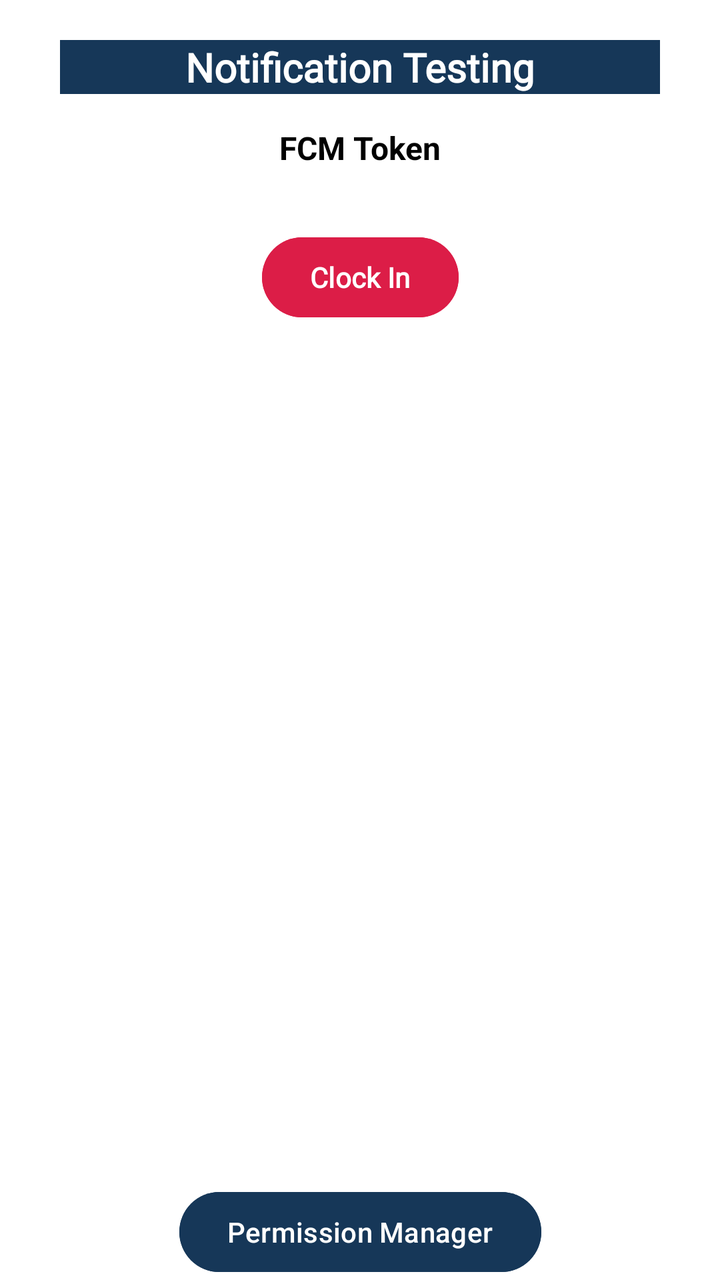
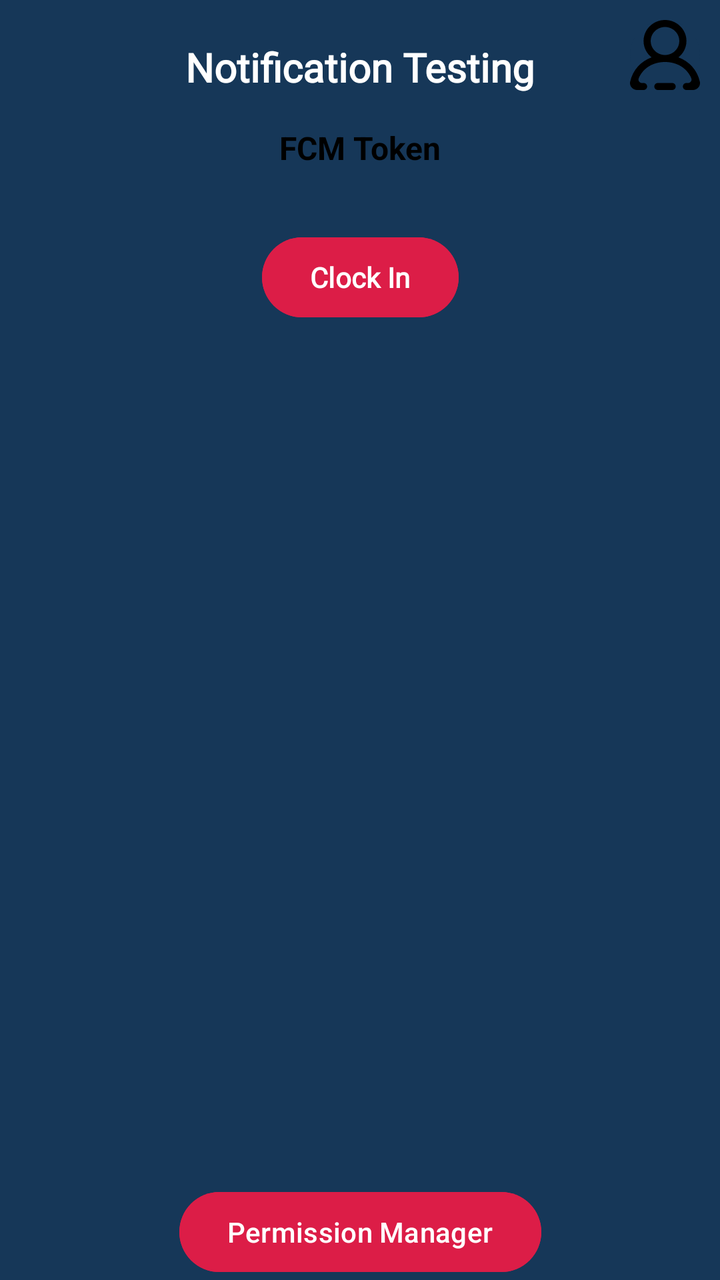

Two renders of the same Android screen: before a commit and after it. Below are the layout's source before the change and the commit's diff.
<!-- AndroidManifest.xml: application theme Theme.EmployeeManagement -->
<!-- res/layout/activity_main.xml -->
<?xml version="1.0" encoding="utf-8"?>
<androidx.constraintlayout.widget.ConstraintLayout
    xmlns:android="http://schemas.android.com/apk/res/android"
    xmlns:app="http://schemas.android.com/apk/res-auto"
    xmlns:tools="http://schemas.android.com/tools"
    android:id="@+id/main"
    android:layout_width="match_parent"
    android:layout_height="match_parent"
    android:background="@color/white"
    tools:context=".Activities.MainActivity">

    
    <androidx.constraintlayout.widget.ConstraintLayout
        android:id="@+id/cl_header"
        android:layout_width="match_parent"
        android:layout_height="match_parent"
        app:layout_constraintTop_toTopOf="parent"
        app:layout_constraintLeft_toLeftOf="parent"
        app:layout_constraintRight_toRightOf="parent">

        
        <TextView
            android:id="@+id/heading"
            android:layout_width="300dp"
            android:textAlignment="center"
            android:layout_height="wrap_content"
            android:fontFamily="@font/nexaregular"
            android:text="@string/notification_testing"
            android:textStyle="bold"
            android:textSize="20sp"
            android:textColor="@color/white"
            android:background="@color/jeebly_blue"
            android:layout_marginTop="20dp"
            app:layout_constraintEnd_toEndOf="parent"
            app:layout_constraintStart_toStartOf="parent"
            app:layout_constraintTop_toTopOf="parent" />

        
        <TextView
            android:id="@+id/tv_fcm_label"
            android:layout_width="wrap_content"
            android:layout_height="wrap_content"
            android:text="FCM Token"
            android:textSize="16sp"
            android:textStyle="bold"
            android:textColor="@color/black"
            android:layout_marginTop="16dp"
            app:layout_constraintTop_toBottomOf="@id/heading"
            app:layout_constraintStart_toStartOf="parent"
            app:layout_constraintEnd_toEndOf="parent" />


        <Button
            android:id="@+id/btn_clockIn"
            android:layout_width="wrap_content"
            android:layout_height="wrap_content"
            android:backgroundTint="@color/jeebly_red"
            android:fontFamily="@font/nexaregular"
            android:text="@string/clock_in"
            android:layout_marginTop="30dp"
            android:textStyle="bold"
            app:layout_constraintTop_toBottomOf="@id/tv_fcm_label"
            app:layout_constraintStart_toStartOf="parent"
            app:layout_constraintEnd_toEndOf="parent"
            />
        <Button
            android:id="@+id/btn_clockOut"
            android:layout_width="wrap_content"
            android:layout_height="wrap_content"
            android:backgroundTint="@color/jeebly_red"
            android:fontFamily="@font/nexaregular"
            android:text="@string/clock_out"
            android:layout_marginTop="30dp"
            android:textStyle="bold"
            android:visibility="gone"
            app:layout_constraintTop_toBottomOf="@id/tv_fcm_label"
            app:layout_constraintStart_toStartOf="parent"
            app:layout_constraintEnd_toEndOf="parent"
            />



        <Button
            android:id="@+id/btn_permission_manager"
            android:layout_width="wrap_content"
            android:layout_height="wrap_content"
            android:text="@string/permission_manager"
            android:backgroundTint="@color/jeebly_blue"
            android:textColor="@color/white"
            app:layout_constraintBottom_toBottomOf="parent"
            app:layout_constraintStart_toStartOf="parent"
            app:layout_constraintEnd_toEndOf="parent"
            />

    </androidx.constraintlayout.widget.ConstraintLayout>




</androidx.constraintlayout.widget.ConstraintLayout>
<!-- resources referenced by this layout -->
<resources>
  <color name="black">#FF000000</color>
  <color name="jeebly_blue">#163758</color>
  <color name="jeebly_red">#DC1D47</color>
  <color name="white">#FFFFFFFF</color>
  <string name="clock_in">Clock In</string>
  <string name="clock_out">Clock Out</string>
  <string name="notification_testing">Notification Testing</string>
  <string name="permission_manager">  Permission Manager  </string>
  <style name="Theme.EmployeeManagement" parent="Base.Theme.EmployeeManagement" />
  <style name="Base.Theme.EmployeeManagement" parent="Theme.Material3.DayNight.NoActionBar">
          
          
      </style>
</resources>

<!-- the commit's change to res/layout/activity_main.xml (unified diff, before → after) -->
@@ -6,7 +6,7 @@
     android:id="@+id/main"
     android:layout_width="match_parent"
     android:layout_height="match_parent"
-    android:background="@color/white"
+    android:background="@color/jeebly_blue"
     tools:context=".Activities.MainActivity">
 
     
@@ -21,7 +21,7 @@
         
         <TextView
             android:id="@+id/heading"
-            android:layout_width="300dp"
+            android:layout_width="wrap_content"
             android:textAlignment="center"
             android:layout_height="wrap_content"
             android:fontFamily="@font/nexaregular"
@@ -29,11 +29,34 @@
             android:textStyle="bold"
             android:textSize="20sp"
             android:textColor="@color/white"
-            android:background="@color/jeebly_blue"
             android:layout_marginTop="20dp"
             app:layout_constraintEnd_toEndOf="parent"
             app:layout_constraintStart_toStartOf="parent"
             app:layout_constraintTop_toTopOf="parent" />
+
+        <ImageButton
+            android:id="@+id/btn_profileImage"
+            android:layout_width="35dp"
+            android:layout_height="35dp"
+            android:scaleType="centerInside"
+            android:layout_margin="10dp"
+            android:background="@drawable/rating_circle"
+            app:layout_constraintTop_toTopOf="parent"
+            app:layout_constraintEnd_toEndOf="parent"
+            android:src="@drawable/profile_round_1346_svgrepo_com"
+            />
+
+
+
+
+
+
+
+
+
+
+
+
 
         
         <TextView
@@ -80,12 +103,14 @@
 
 
 
+
+
         <Button
             android:id="@+id/btn_permission_manager"
             android:layout_width="wrap_content"
             android:layout_height="wrap_content"
             android:text="@string/permission_manager"
-            android:backgroundTint="@color/jeebly_blue"
+            android:backgroundTint="@color/jeebly_red"
             android:textColor="@color/white"
             app:layout_constraintBottom_toBottomOf="parent"
             app:layout_constraintStart_toStartOf="parent"
<!-- resource entries referenced after the edit -->
@@ -4,6 +4,27 @@
   <color name="jeebly_blue">#163758</color>
   <color name="jeebly_red">#DC1D47</color>
   <color name="white">#FFFFFFFF</color>
+  <!-- drawable profile_round_1346_svgrepo_com (drawable) -->
+  <vector xmlns:android="http://schemas.android.com/apk/res/android"
+      android:width="800dp"
+      android:height="800dp"
+      android:viewportWidth="20"
+      android:viewportHeight="20">
+    <path
+        android:pathData="M14.083,6C14.083,3.794 12.252,2 10,2C7.748,2 5.917,3.794 5.917,6C5.917,8.206 7.748,10 10,10C12.252,10 14.083,8.206 14.083,6M17.946,20L16.125,20C15.561,20 15.104,19.552 15.104,19C15.104,18.448 15.561,18 16.125,18L16.563,18C17.269,18 17.791,17.303 17.523,16.662C16.287,13.698 13.384,12 10,12C6.616,12 3.713,13.698 2.477,16.662C2.209,17.303 2.731,18 3.437,18L3.875,18C4.439,18 4.896,18.448 4.896,19C4.896,19.552 4.439,20 3.875,20L2.054,20C0.778,20 -0.226,18.857 0.044,17.636C0.787,14.277 3.108,11.798 6.164,10.673C4.77,9.574 3.875,7.89 3.875,6C3.875,2.449 7.023,-0.381 10.734,0.042C13.423,0.348 15.65,2.447 16.053,5.07C16.4,7.331 15.456,9.396 13.836,10.673C16.892,11.798 19.213,14.277 19.956,17.636C20.226,18.857 19.222,20 17.946,20M13.062,19C13.062,19.552 12.605,20 12.042,20L7.958,20C7.395,20 6.938,19.552 6.938,19C6.938,18.448 7.395,18 7.958,18L12.042,18C12.605,18 13.062,18.448 13.062,19"
+        android:strokeWidth="1"
+        android:fillColor="#000000"
+        android:fillType="evenOdd"
+        android:strokeColor="#00000000"/>
+  </vector>
+  <!-- drawable rating_circle (drawable) -->
+  <?xml version="1.0" encoding="utf-8"?>
+  <shape xmlns:android="http://schemas.android.com/apk/res/android"
+      android:shape="oval">
+  
+      <solid android:color="@color/jeebly_blue" />
+  
+  </shape>
   <string name="clock_in">Clock In</string>
   <string name="clock_out">Clock Out</string>
   <string name="notification_testing">Notification Testing</string>
